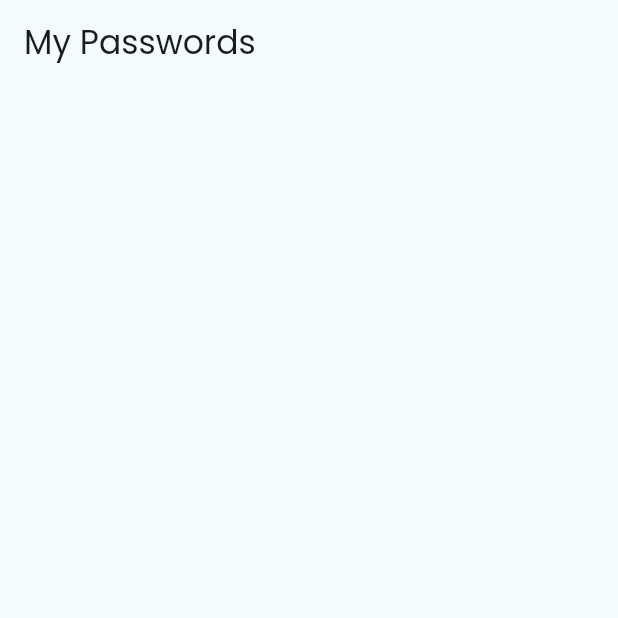
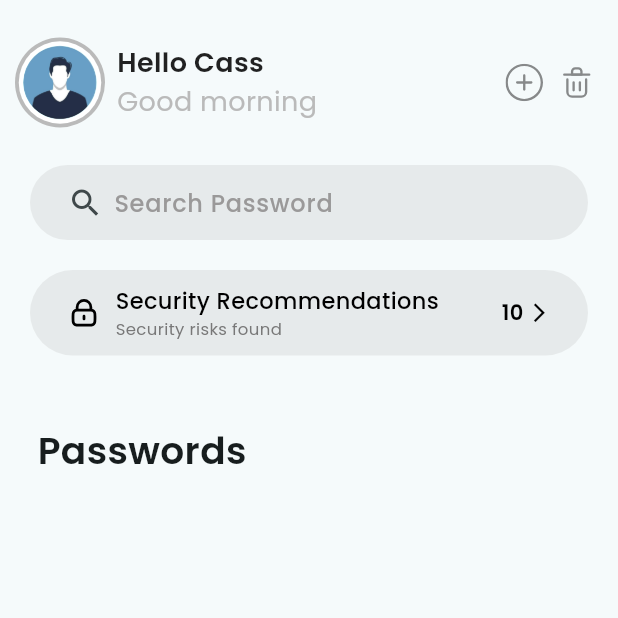
Before and after one commit to casiana2075/Password-Vault-Pro, a Flutter app: the screen it shows after launch, on a phone screen of 412 x 824 dp, the top half of it. Run offline on Flutter 3.47's test engine with Material 3 defaults, Android fonts, the light colour scheme and no system bars; our stand-ins replace flutter_svg, google_fonts, local_auth; network calls fail.

Commit message:
added in ui the del/display of pass from db

```diff
--- a/projects/lib/main.dart
+++ b/projects/lib/main.dart
@@ -63,70 +63,55 @@ class _HomePageState extends State<HomePage> {
 
   @override
   Widget build(BuildContext context) {
-    return Scaffold(
-      appBar: AppBar(title: Text('My Passwords')),
-      body: isLoading
-          ? Center(child: CircularProgressIndicator())
-          : ListView.builder(
-        itemCount: _passwords.length,
-        itemBuilder: (context, index) {
-          return passwordSection(_passwords[index], context, index);
-        },
+    final String plusAsset = 'assets/plus.svg'; // #757575
+    final String deleteAsset = 'assets/delete.svg';
+    final String lockAsset = 'assets/lock.svg';
+    final String copyAsset = 'assets/copy.svg';
+    final String editAsset = 'assets/edit.svg';
+    final String cancelAsset = 'assets/cancel.svg';
+
+    double screenHeight = MediaQuery.of(context).size.height;
+    return SafeArea(
+      child: Scaffold(
+        body: SingleChildScrollView(
+          child: Column(
+            children : [
+              profilePicAddDeleteIcons(plusAsset, deleteAsset,cancelAsset, screenHeight, context),
+              searchBar("Search Password"),
+              securityRecommendations(lockAsset, 10),
+              Padding(
+                padding: const EdgeInsets.fromLTRB(25, 25, 0, 5),
+                child: Row(
+                  children: [
+                    Text(
+                      "Passwords",
+                      style: TextStyle(fontSize: 25, fontWeight: FontWeight.w600),
+                    ),
+                  ],
+                ),
+              ),
+              ListView.builder(
+                  shrinkWrap: true,
+                  itemCount: _passwords.length,
+                  itemBuilder: (context, index) {
+                    final password = _passwords[index];
+                    return passwordSection(password, context, index);
+                  }),
+              if (selectedPasswords.containsValue(true) && isInDeleteMode)
+                ElevatedButton(
+                  onPressed: () => deleteSelectedPasswords(),
+                  style: ElevatedButton.styleFrom(
+                    backgroundColor: Colors.red,
+                    foregroundColor: Colors.white,
+                  ),
+                  child: Text("Delete Selected"),
+                ),
+            ],
+          ),
+        ),
       ),
     );
   }
-
-  @override
-  // Widget build(BuildContext context) {
-  //   final String plusAsset = 'assets/plus.svg'; // #757575
-  //   final String deleteAsset = 'assets/delete.svg';
-  //   final String lockAsset = 'assets/lock.svg';
-  //   final String copyAsset = 'assets/copy.svg';
-  //   final String editAsset = 'assets/edit.svg';
-  //   final String cancelAsset = 'assets/cancel.svg';
-  //
-  //   double screenHeight = MediaQuery.of(context).size.height;
-  //   return SafeArea(
-  //     child: Scaffold(
-  //       body: SingleChildScrollView(
-  //         child: Column(
-  //           children : [
-  //             profilePicAddDeleteIcons(plusAsset, deleteAsset,cancelAsset, screenHeight, context),
-  //             searchBar("Search Password"),
-  //             securityRecommendations(lockAsset, 10),
-  //             Padding(
-  //               padding: const EdgeInsets.fromLTRB(25, 25, 0, 5),
-  //               child: Row(
-  //                 children: [
-  //                   Text(
-  //                     "Passwords",
-  //                     style: TextStyle(fontSize: 25, fontWeight: FontWeight.w600),
-  //                   ),
-  //                 ],
-  //               ),
-  //             ),
-  //             ListView.builder(
-  //                 shrinkWrap: true,
-  //                 itemCount: Constants.passwordData.length,
-  //                 itemBuilder: (context, index) {
-  //                   final password = Constants.passwordData[index];
-  //                   return passwordSection(password, context, index);
-  //                 }),
-  //             if (selectedPasswords.containsValue(true) && isInDeleteMode)
-  //               ElevatedButton(
-  //                 onPressed: () => deleteSelectedPasswords(),
-  //                 style: ElevatedButton.styleFrom(
-  //                   backgroundColor: Colors.red,
-  //                   foregroundColor: Colors.white,
-  //                 ),
-  //                 child: Text("Delete Selected"),
-  //               ),
-  //           ],
-  //         ),
-  //       ),
-  //     ),
-  //   );
-  // }
 
   Widget circleAvatarRound(){
     return CircleAvatar(
@@ -380,11 +365,11 @@ class _HomePageState extends State<HomePage> {
                 children: [
                   if (isInDeleteMode)
                     Checkbox(
-                      value: selectedPasswords[index] ?? false,
+                      value: selectedPasswords[password.id] ?? false,
                       shape: const CircleBorder(),
-                      onChanged: (bool? value) {
+                      onChanged: (value) {
                         setState(() {
-                          selectedPasswords[index] = value ?? false;
+                          selectedPasswords[password.id] = value ?? false;
                         });
                       },
                     ),
@@ -431,31 +416,20 @@ class _HomePageState extends State<HomePage> {
             color: Color.fromARGB(255, 239, 239, 239),
             borderRadius: BorderRadius.circular(30)),
         child: FractionallySizedBox(
-            heightFactor: 0.5,
-            widthFactor: 0.5,
+            heightFactor: 0.6,
+            widthFactor: 0.6,
             child: Image.network(password.logoUrl)));
   }
 
   void deleteSelectedPasswords() {
     setState(() {
-      // Get list of selected indexes
-      List<int> indexesToRemove = selectedPasswords.entries
-          .where((entry) => entry.value) // Filter selected ones
-          .map((entry) => entry.key) // Get their indexes
-          .toList();
-
-      // Sort in descending order to avoid index shift issues
-      indexesToRemove.sort((a, b) => b.compareTo(a));
-
-      // Remove items from Constants.passwordData
-      for (int index in indexesToRemove) {
-        // Constants.passwordData.removeAt(index);
-      }
-
-      // Clear selection map
+      _passwords.removeWhere((password) => selectedPasswords[password.id] == true);
       selectedPasswords.clear();
+      isInDeleteMode = false;
     });
   }
+
+
 
   Future<dynamic> bottomModal(BuildContext context) {
     return showModalBottomSheet(
```
